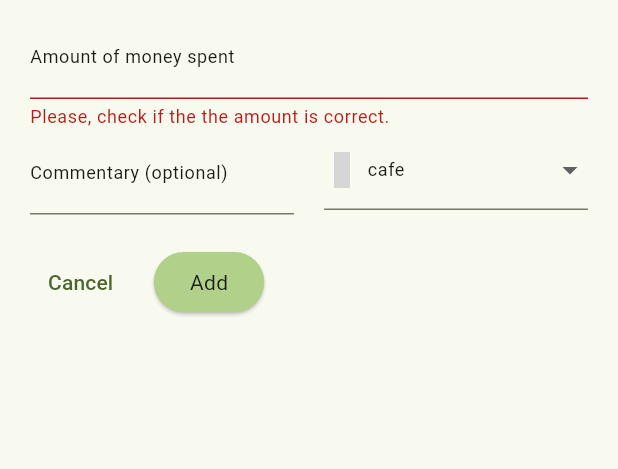
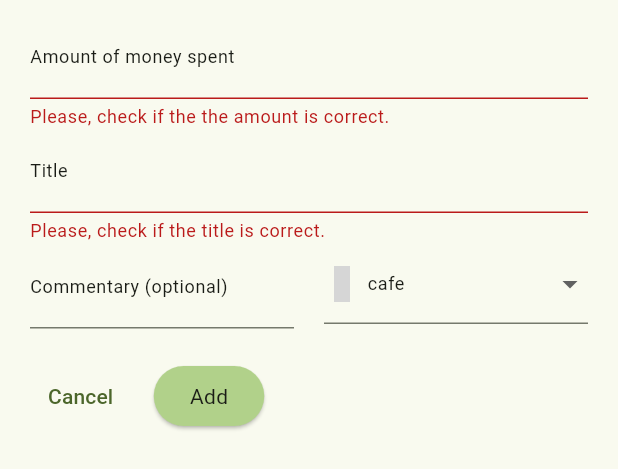
Before and after one commit to 808thlife/Smart-expense-tracker, a Flutter app: the AddDataForm widget shown alone on an empty page, opened directly, after a tap on "Add", on a phone screen of 412 x 824 dp. Shown: the top 469 px of the screen. Run offline on Flutter 3.47's test engine with Material 3 defaults, Android fonts, the phone set to English and light mode, and no system bars; our stand-ins replace flutter_dotenv, flutter_markdown, flutter_riverpod, google_fonts, google_generative_ai, hugeicons; network calls fail; Roboto replaces fonts that are missing (Montserrat Alternates); grey boxes are pictures that could not be loaded.

Commit message:
many men (changes)

```diff
--- a/lib/data/models/expense.dart
+++ b/lib/data/models/expense.dart
@@ -23,6 +23,7 @@ class ExpenseCategory {
 class Expense {
   final DateTime timestamp;
   String? id;
+  final String title;
   final String? comment;
   final double expense;
   final ExpenseCategory category;
@@ -33,6 +34,7 @@ class Expense {
     this.comment,
     required this.expense,
     required this.category,
+    required this.title,
   })  : timestamp = DateTime.now(),
         id = _uuid.v4();
 
--- a/lib/pages/home/homepage.dart
+++ b/lib/pages/home/homepage.dart
@@ -75,9 +75,6 @@ class Homepage extends StatelessWidget {
           child: Column(
             children: [
               TabBarWidget(),
-
-              //TODO: Make it work (later).
-              // DateCategories(),
               SizedBox(
                 height: 35,
               ),
--- a/lib/pages/home/widgets/date_categories.dart
+++ b/lib/pages/home/widgets/date_categories.dart
@@ -33,7 +33,7 @@ class _DateCategoriesState extends ConsumerState<DateCategories> {
         return expenses
             .where((expense) =>
                 expense.timestamp.isAfter(startOfWeek) &&
-                expense.timestamp.isBefore(now.add(Duration(days: 1))))
+                expense.timestamp.isBefore(now.add(const Duration(days: 1))))
             .toList();
       case DateFilter.thisMonth:
         return expenses
--- a/lib/pages/home/widgets/forms/add_data.dart
+++ b/lib/pages/home/widgets/forms/add_data.dart
@@ -15,6 +15,7 @@ class _AddDataFormState extends ConsumerState<AddDataForm> {
   final _formKey = GlobalKey<FormState>();
   final amountController = TextEditingController();
   final commentController = TextEditingController();
+  final titleController = TextEditingController();
 
   ExpenseCategory? categoryController = categories[0];
 
@@ -54,6 +55,22 @@ class _AddDataFormState extends ConsumerState<AddDataForm> {
                   return null;
                 },
               ),
+              TextFormField(
+                controller: titleController,
+                decoration: InputDecoration(
+                  label: Text(
+                    "Title",
+                    style: Theme.of(context).textTheme.bodySmall,
+                  ),
+                ),
+                keyboardType: TextInputType.text,
+                validator: (value) {
+                  if (value == null || value.trim().isEmpty) {
+                    return 'Please, check if the title is correct.';
+                  }
+                  return null;
+                },
+              ),
               Row(
                 mainAxisAlignment: MainAxisAlignment.spaceBetween,
                 children: [
@@ -70,11 +87,11 @@ class _AddDataFormState extends ConsumerState<AddDataForm> {
                     ),
                   ),
                   const SizedBox(
-                      width: 20), // Add some spacing between the two widgets
+                    width: 20,
+                  ),
                   Expanded(
                     child: SizedBox(
-                      height:
-                          58, // Match this to the height of the TextFormField
+                      height: 58,
                       child: DropdownButtonFormField<ExpenseCategory>(
                         value: categoryController,
                         items: categories.map((category) {
@@ -124,12 +141,12 @@ class _AddDataFormState extends ConsumerState<AddDataForm> {
                       if (_formKey.currentState!.validate()) {
                         ref.read(expenseProvider.notifier).addExpense(
                               Expense(
-                                category: categoryController!,
-                                comment: commentController.text,
-                                expense: double.parse(
-                                  amountController.text,
-                                ), // Parsing the string input to double
-                              ),
+                                  category: categoryController!,
+                                  comment: commentController.text,
+                                  expense: double.parse(
+                                    amountController.text,
+                                  ), // Parsing the string input to double
+                                  title: titleController.text),
                             );
                         ScaffoldMessenger.of(context).showSnackBar(
                           const SnackBar(
```
Also changed, not shown: lib/pages/home/widgets/expense_card.dart (+46 -18 lines), lib/pages/home/widgets/tab_bar.dart (+4 -4 lines).
